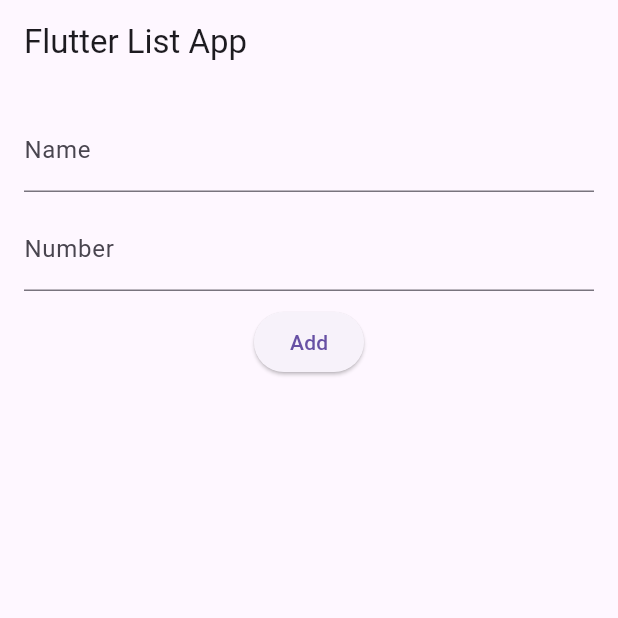
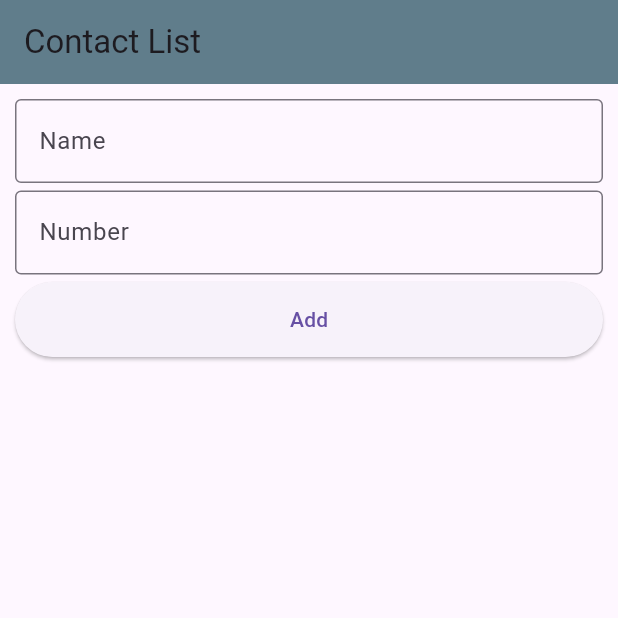
Before and after one commit to siam448k/assignment_2, a Flutter app: the screen it shows after launch, after a tap on "Add", on a phone screen of 412 x 824 dp, the top half of it. Run offline on Flutter 3.47's test engine with Material 3 defaults, Android fonts, the phone set to English and light mode, and no system bars.

Commit message:
Assingment 2

```diff
--- a/lib/main.dart
+++ b/lib/main.dart
@@ -9,48 +9,54 @@ class MyApp extends StatelessWidget {
   Widget build(BuildContext context) {
     return MaterialApp(
       debugShowCheckedModeBanner: false,
-      home: HomeScreen(),
+      home: ContactListScreen(),
     );
   }
 }
 
-class HomeScreen extends StatefulWidget {
+class ContactListScreen extends StatefulWidget {
   @override
-  _HomeScreenState createState() => _HomeScreenState();
+  _ContactListScreenState createState() => _ContactListScreenState();
 }
 
-class _HomeScreenState extends State<HomeScreen> {
-  final TextEditingController nameController = TextEditingController();
-  final TextEditingController numberController = TextEditingController();
-  List<Map<String, String>> dataList = [];
+class _ContactListScreenState extends State<ContactListScreen> {
+  final TextEditingController nameController
+                            = TextEditingController();
+  final TextEditingController numberController
+                            = TextEditingController();
+  List<Map<String, String>> contactList = [];
 
-  void addItem() {
-    String name = nameController.text.trim();
-    String number = numberController.text.trim();
+  void addContact() {
+    String name =
+                nameController.text.trim();
+    String number =
+                numberController.text.trim();
     if (name.isNotEmpty && number.isNotEmpty) {
       setState(() {
-        dataList.add({'name': name, 'number': number});
+        contactList.add({'name': name,
+                        'number': number});
       });
       nameController.clear();
       numberController.clear();
     }
   }
 
-  void deleteItem(int index) {
+  void deleteContact(int index) {
     showDialog(
       context: context,
       builder: (context) => AlertDialog(
-        title: Text("Confirm Deletion"),
-        content: Text("Are you sure you want to delete this item?"),
+        title: Text("Confirmation"),
+        content: Text("Are you sure for Delete?"),
         actions: [
           TextButton(
-            onPressed: () => Navigator.of(context).pop(),
+            onPressed: () =>
+                           Navigator.of(context).pop(),
             child: Text("Cancel"),
           ),
           TextButton(
             onPressed: () {
               setState(() {
-                dataList.removeAt(index);
+                contactList.removeAt(index);
               });
               Navigator.of(context).pop();
             },
@@ -64,36 +70,83 @@ class _HomeScreenState extends State<HomeScreen> {
   @override
   Widget build(BuildContext context) {
     return Scaffold(
-      appBar: AppBar(title: Text("Flutter List App")),
+
+
+      appBar: AppBar(
+        title: Text("Contact List"),
+        backgroundColor: Colors.blueGrey,
+      ),
       body: Padding(
-        padding: const EdgeInsets.all(16.0),
+        padding: const EdgeInsets.all(10.0),
         child: Column(
           children: [
+
+
             TextField(
               controller: nameController,
-              decoration: InputDecoration(labelText: "Name"),
+              decoration: InputDecoration(
+                labelText: "Name",
+                border: OutlineInputBorder(),
+              ),
             ),
-            SizedBox(height: 10),
+            SizedBox(height: 5),
+
+
             TextField(
               controller: numberController,
-              decoration: InputDecoration(labelText: "Number"),
-              keyboardType: TextInputType.number,
+              decoration: InputDecoration(
+                labelText: "Number",
+                border: OutlineInputBorder(),
+              ),
+              keyboardType: TextInputType.phone,
             ),
-            SizedBox(height: 10),
+            SizedBox(height: 5),
+
+
             ElevatedButton(
-              onPressed: addItem,
+              onPressed: addContact,
               child: Text("Add"),
+              style: ElevatedButton.styleFrom(
+                minimumSize: Size(double.infinity, 50),
+              ),
             ),
             SizedBox(height: 20),
             Expanded(
               child: ListView.builder(
-                itemCount: dataList.length,
-                itemBuilder: (context, index) {
-                  return Card(
-                    child: ListTile(
-                      title: Text(dataList[index]['name']!),
-                      subtitle: Text(dataList[index]['number']!),
-                      onLongPress: () => deleteItem(index),
+              itemCount: contactList.length,
+              itemBuilder: (context, index) {
+              return Card(
+              child: ListTile(
+              leading: CircleAvatar(
+              child: Icon(Icons.person),
+                      ),
+
+
+                      title: Text(
+                        contactList[index]['name']!,
+                        style: TextStyle(fontWeight: FontWeight.bold),
+                      ),
+
+
+                      subtitle: Text(contactList[index]['number']!),
+                      trailing: Row(
+                        mainAxisSize: MainAxisSize.min,
+                        children: [
+
+
+                          IconButton(
+                            icon: Icon(Icons.call, color: Colors.blue),
+                            onPressed: () {
+
+                            },
+                          ),
+                          IconButton(
+                            icon: Icon(Icons.delete, color: Colors.red),
+                            onPressed: () => deleteContact(index),
+                          ),
+                        ],
+                      ),
+                      onLongPress: () => deleteContact(index),
                     ),
                   );
                 },
```
